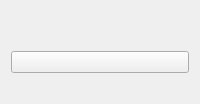
Old version of the form gui/main.ui in the repository paulchertov/XContextMonitor.
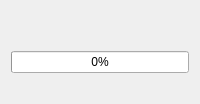
New version of the form.

The edit to the form file:
```diff
--- a/gui/main.ui
+++ b/gui/main.ui
@@ -21,7 +21,6 @@
       </item>
       <item>
         <widget class="QStackedWidget" name="work_area">
-          <widget class="QPushButton" name="test_button" />
           <widget class="QProgressBar" name="progress_bar">
             <property name="value">
               <number>0</number>
```
